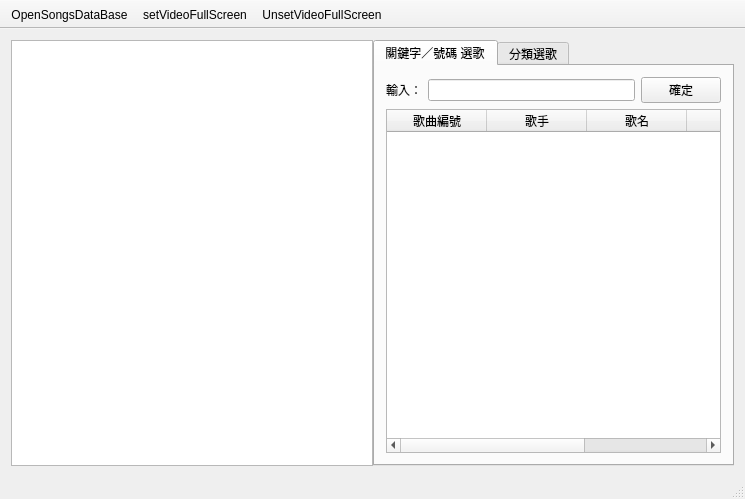
Old version of the form ktvmainwindow.ui in the repository arton0306/LetsKTV.
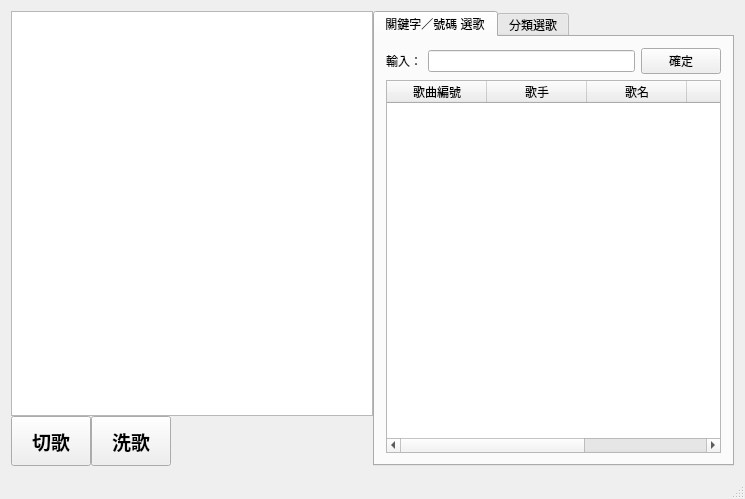
New version of the form. Icons and pictures are not drawn.

Commit message: add shuffle playlist feature

What changed in the file:
```diff
--- a/ktvmainwindow.ui
+++ b/ktvmainwindow.ui
@@ -25,7 +25,94 @@
        <number>0</number>
       </property>
       <item>
-       <widget class="QTableView" name="mPlayListView"/>
+       <layout class="QVBoxLayout" name="verticalLayout_2">
+        <property name="spacing">
+         <number>0</number>
+        </property>
+        <property name="leftMargin">
+         <number>0</number>
+        </property>
+        <property name="topMargin">
+         <number>0</number>
+        </property>
+        <property name="bottomMargin">
+         <number>0</number>
+        </property>
+        <item>
+         <widget class="QTableView" name="mPlayListView"/>
+        </item>
+        <item>
+         <layout class="QHBoxLayout" name="horizontalLayout_3">
+          <property name="spacing">
+           <number>0</number>
+          </property>
+          <property name="bottomMargin">
+           <number>0</number>
+          </property>
+          <item>
+           <widget class="QPushButton" name="mCutPlayBtn">
+            <property name="minimumSize">
+             <size>
+              <width>50</width>
+              <height>50</height>
+             </size>
+            </property>
+            <property name="font">
+             <font>
+              <family>微軟正黑體</family>
+              <pointsize>14</pointsize>
+              <weight>75</weight>
+              <bold>true</bold>
+             </font>
+            </property>
+            <property name="text">
+             <string>切歌</string>
+            </property>
+           </widget>
+          </item>
+          <item>
+           <widget class="QPushButton" name="mShufflePlayListBtn">
+            <property name="sizePolicy">
+             <sizepolicy hsizetype="Fixed" vsizetype="Fixed">
+              <horstretch>0</horstretch>
+              <verstretch>0</verstretch>
+             </sizepolicy>
+            </property>
+            <property name="minimumSize">
+             <size>
+              <width>50</width>
+              <height>50</height>
+             </size>
+            </property>
+            <property name="font">
+             <font>
+              <family>微軟正黑體</family>
+              <pointsize>14</pointsize>
+              <weight>75</weight>
+              <bold>true</bold>
+             </font>
+            </property>
+            <property name="text">
+             <string>洗歌</string>
+            </property>
+           </widget>
+          </item>
+          <item>
+           <spacer name="horizontalSpacer">
+            <property name="orientation">
+             <enum>Qt::Horizontal</enum>
+            </property>
+            <property name="sizeHint" stdset="0">
+             <size>
+              <width>40</width>
+              <height>20</height>
+             </size>
+            </property>
+           </spacer>
+          </item>
+         </layout>
+        </item>
+       </layout>
       </item>
       <item>
        <widget class="QTabWidget" name="tabWidget">
@@ -114,54 +201,7 @@
     </rect>
    </property>
   </widget>
-  <widget class="QToolBar" name="mainToolBar">
-   <property name="movable">
-    <bool>false</bool>
-   </property>
-   <property name="iconSize">
-    <size>
-     <width>48</width>
-     <height>48</height>
-    </size>
-   </property>
-   <attribute name="toolBarArea">
-    <enum>TopToolBarArea</enum>
-   </attribute>
-   <attribute name="toolBarBreak">
-    <bool>false</bool>
-   </attribute>
-   <addaction name="actionOpenSongsDataBase"/>
-   <addaction name="actionSetVideoFullScreen"/>
-   <addaction name="actionUnsetVideoFullScreen"/>
-  </widget>
   <widget class="QStatusBar" name="statusBar"/>
-  <action name="actionOpenSongsDataBase">
-   <property name="icon">
-    <iconset>
-     <normaloff>../icon/text-file-icon.png</normaloff>../icon/text-file-icon.png</iconset>
-   </property>
-   <property name="text">
-    <string>OpenSongsDataBase</string>
-   </property>
-  </action>
-  <action name="actionSetVideoFullScreen">
-   <property name="icon">
-    <iconset>
-     <normaloff>../icon/window-fullscreen-icon.png</normaloff>../icon/window-fullscreen-icon.png</iconset>
-   </property>
-   <property name="text">
-    <string>setVideoFullScreen</string>
-   </property>
-  </action>
-  <action name="actionUnsetVideoFullScreen">
-   <property name="icon">
-    <iconset>
-     <normaloff>../icon/window-nofullscreen-icon.png</normaloff>../icon/window-nofullscreen-icon.png</iconset>
-   </property>
-   <property name="text">
-    <string>UnsetVideoFullScreen</string>
-   </property>
-  </action>
  </widget>
  <layoutdefault spacing="6" margin="11"/>
  <resources/>
```
The commit also changes 5 other files.
